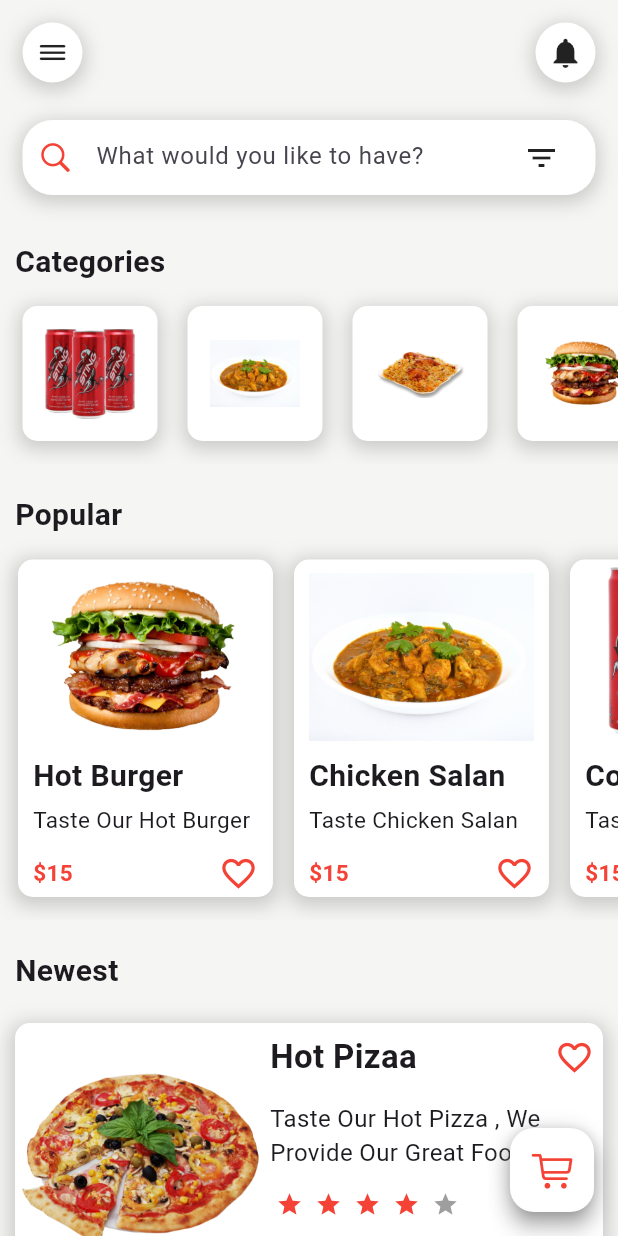
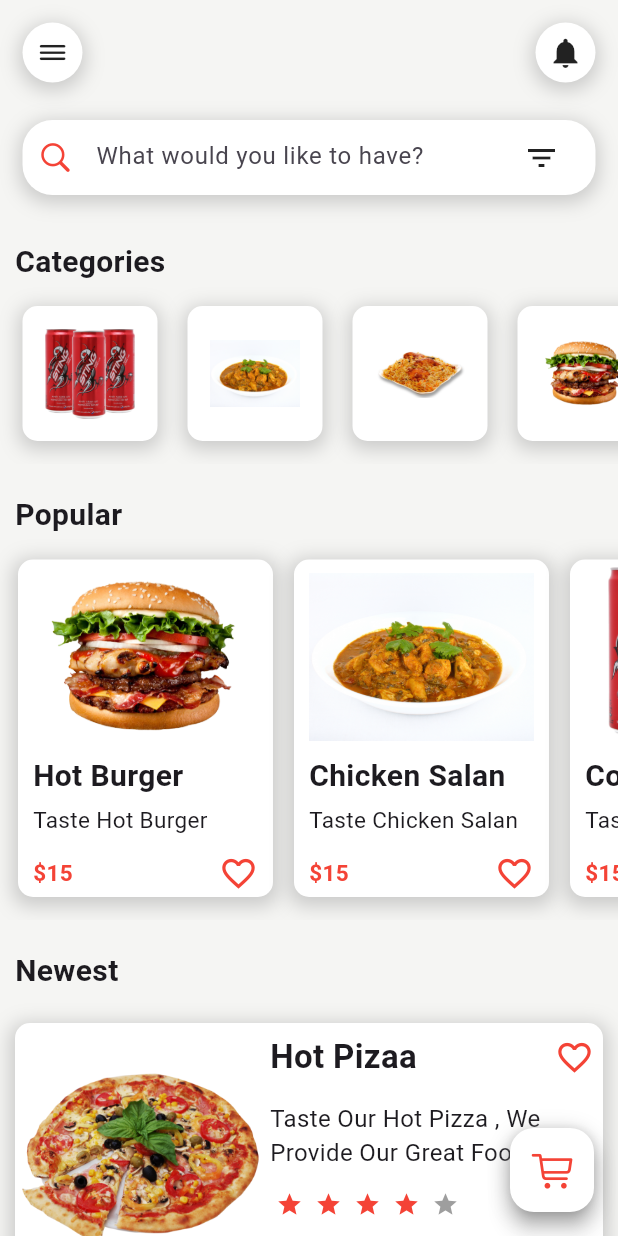
Before and after one commit to 3mohamed-abdelfattah/Pizza-Slice, a Flutter app: the screen it shows after launch, on a phone screen of 412 x 824 dp. Run offline on Flutter 3.47's test engine with Material 3 defaults, Android fonts, the phone set to English and light mode, and no system bars; drawn by our look-alikes of flutter_rating_bar; missing offline and left inert: clippy_flutter.

Commit message:
Edit Text

```diff
--- a/lib/Pages/Widgets/PopularItemsWidget.dart
+++ b/lib/Pages/Widgets/PopularItemsWidget.dart
@@ -52,7 +52,7 @@ class PopularItemsWidget extends StatelessWidget {
                       ),
                       SizedBox(height: 4),
                       Text(
-                        "Taste Our Hot Burger",
+                        "Taste Hot Burger",
                         style: TextStyle(
                           fontSize: 15,
                           // fontWeight: FontWeight.bold
@@ -230,7 +230,7 @@ class PopularItemsWidget extends StatelessWidget {
                       ),
                       SizedBox(height: 4),
                       Text(
-                        "Taste Our Hot Pizza",
+                        "Taste Hot Pizza",
                         style: TextStyle(
                           fontSize: 15,
                           // fontWeight: FontWeight.bold
```
